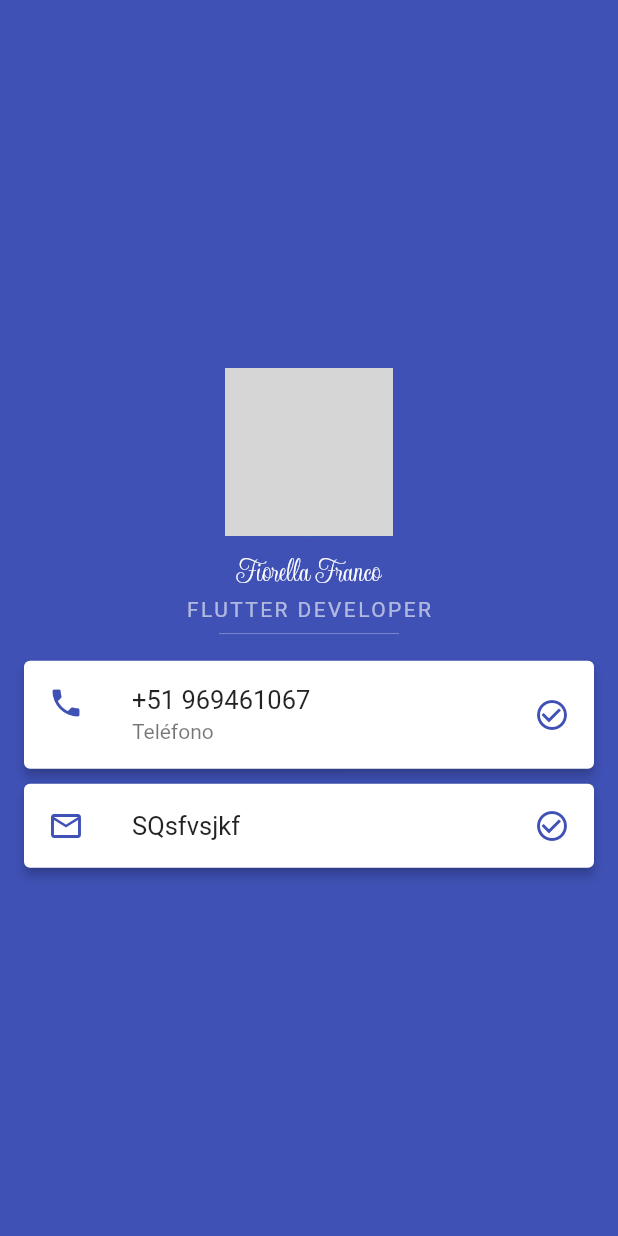
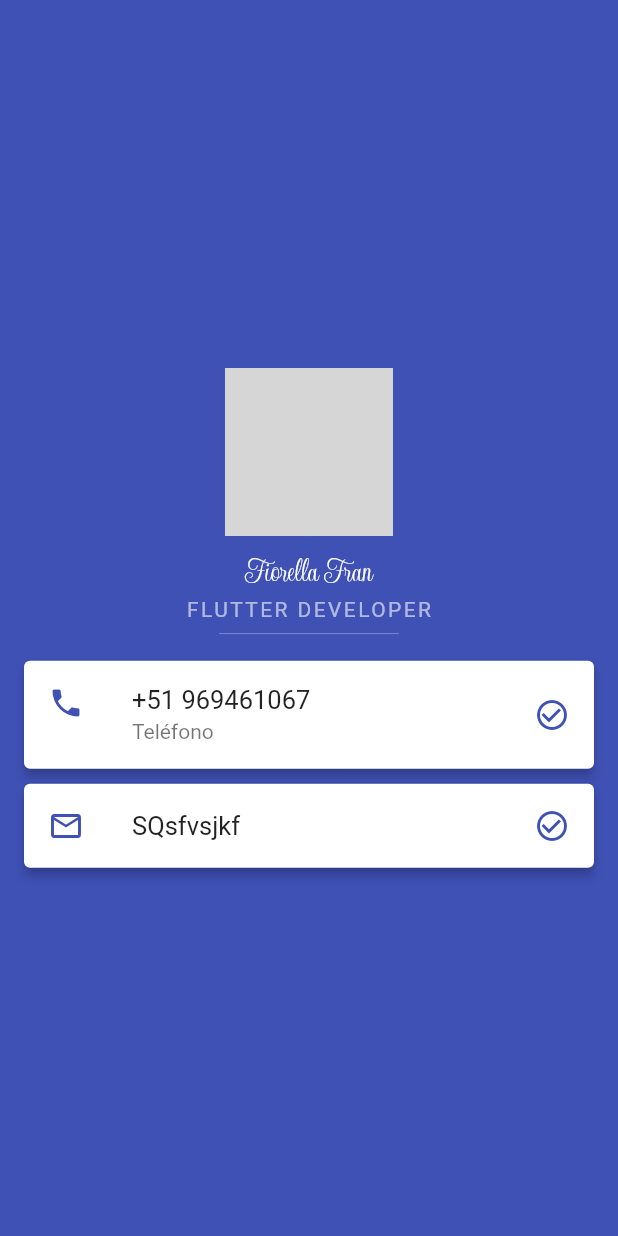
Before and after one commit to AdolfoVladimir/codigo5_card, a Flutter app: the screen it shows after launch, on a phone screen of 412 x 824 dp. Run offline on Flutter 3.47's test engine with Material 2 defaults, Android fonts, the phone set to English and light mode, and no system bars; network calls fail; grey boxes are pictures that could not be loaded.

Commit message:
cambio de nombre

```diff
--- a/lib/main.dart
+++ b/lib/main.dart
@@ -23,7 +23,7 @@ class MandarinaApp extends StatelessWidget {
               height: 10.0,
             ),
             Text(
-              "Fiorella Franco",
+              "Fiorella Fran",
               style: TextStyle(
                   color: Colors.white,
                   fontSize: 22.0,
```
